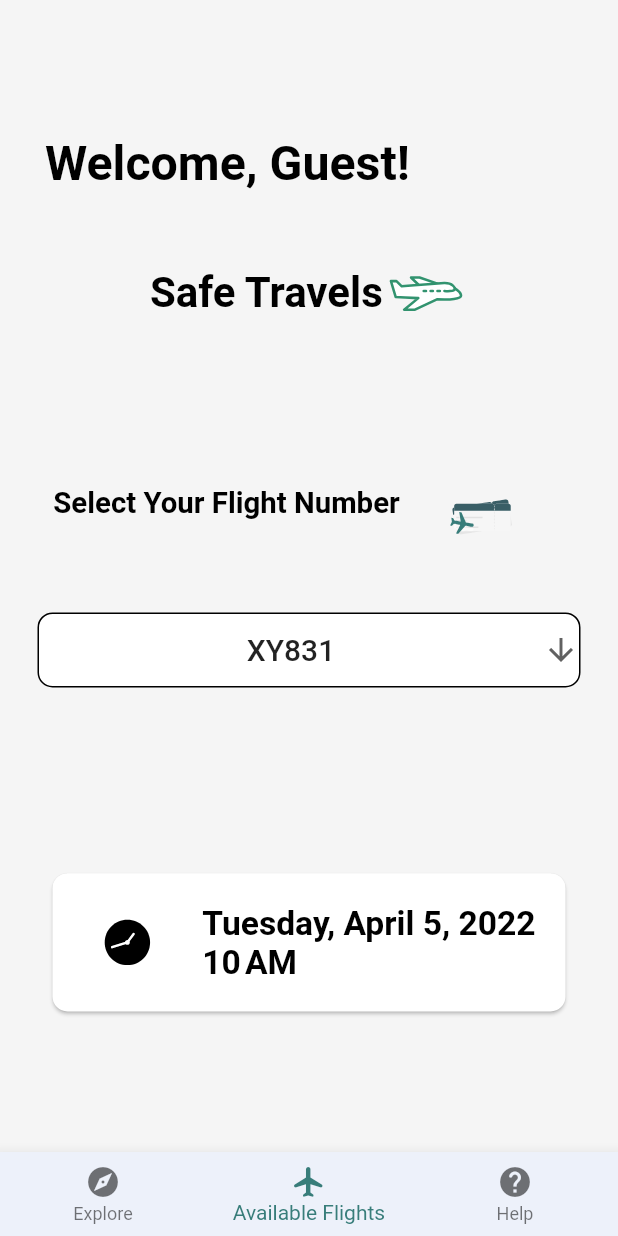
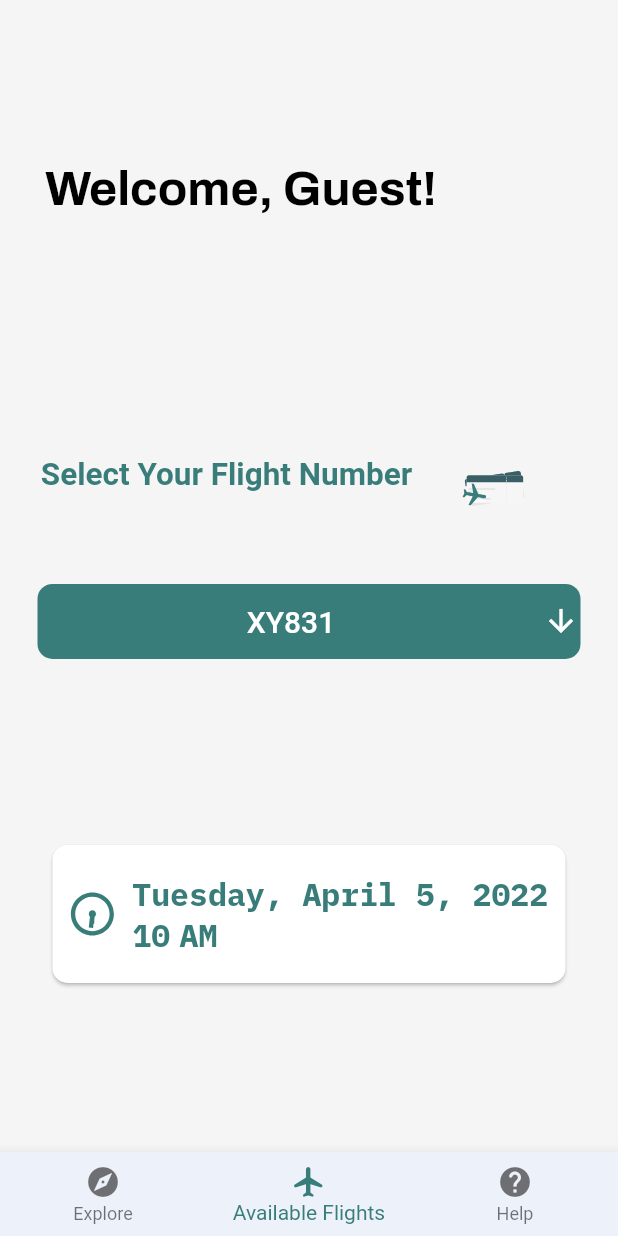
Before and after one commit to HadiAlMarzooq/travelairport, a Flutter app: the screen it shows after launch, after a tap on "Join as a Guest", on a phone screen of 412 x 824 dp. Run offline on Flutter 3.47's test engine with Material 2 defaults, Android fonts, the phone set to English and light mode, and no system bars; our stand-ins replace flutter_svg, google_fonts, hexcolor, lottie, percent_indicator; Roboto replaces fonts that are missing (Arsenal).

Commit message:
ui and font changes

```diff
--- a/lib/main.dart
+++ b/lib/main.dart
@@ -4,6 +4,7 @@ import 'package:hexcolor/hexcolor.dart';
 import 'package:flutter_svg/flutter_svg.dart';
 import 'package:travelairport/widgets/flight.dart';
 import 'package:travelairport/widgets/loggedin.dart';
+import 'package:google_fonts/google_fonts.dart';
 
 void main() {
   runApp(const MyApp());
@@ -48,10 +49,11 @@ class _MyHomePageState extends State<MyHomePage> {
               children: [
                 Lottie.asset('assets/images/logo_airplane.json', height: 80),
                 Text('TravAirPort',
-                    style: TextStyle(
-                        fontSize: 50,
-                        fontWeight: FontWeight.bold,
-                        color: HexColor('32936F'))),
+                    textScaleFactor: 3.6,
+                    style: GoogleFonts.rubik(
+                        textStyle: TextStyle(
+                            fontWeight: FontWeight.bold,
+                            color: HexColor('32936F')))),
               ],
             ),
             Lottie.asset('assets/images/walking_traveler.json', height: 350),
@@ -95,12 +97,13 @@ class _MyHomePageState extends State<MyHomePage> {
                                     const SizedBox(
                                       width: 15,
                                     ),
-                                    const Text(
+                                    Text(
                                       "Join as a Guest",
-                                      textScaleFactor: 1.7,
-                                      style: TextStyle(
-                                          fontWeight: FontWeight.bold,
-                                          color: Colors.white),
+                                      textScaleFactor: 1.8,
+                                      style: GoogleFonts.arsenal(
+                                          textStyle: const TextStyle(
+                                              fontWeight: FontWeight.bold,
+                                              color: Colors.white)),
                                     ),
                                   ],
                                 ),
@@ -138,12 +141,13 @@ class _MyHomePageState extends State<MyHomePage> {
                                     const SizedBox(
                                       width: 10,
                                     ),
-                                    const Text(
+                                    Text(
                                       "Login with Google",
-                                      textScaleFactor: 1.7,
-                                      style: TextStyle(
-                                          fontWeight: FontWeight.bold,
-                                          color: Colors.white),
+                                      textScaleFactor: 1.8,
+                                      style: GoogleFonts.arsenal(
+                                          textStyle: const TextStyle(
+                                              fontWeight: FontWeight.bold,
+                                              color: Colors.white)),
                                     ),
                                   ],
                                 ),
--- a/lib/widgets/availableflight.dart
+++ b/lib/widgets/availableflight.dart
@@ -1,4 +1,5 @@
 import 'package:flutter/material.dart';
+import 'package:google_fonts/google_fonts.dart';
 import 'package:lottie/lottie.dart';
 import 'package:travelairport/widgets/help.dart';
 import 'package:hexcolor/hexcolor.dart';
@@ -8,6 +9,7 @@ import 'package:travelairport/widgets/flight.dart';
 import 'package:travelairport/widgets/dropdownlist.dart';
 import 'package:travelairport/widgets/flightview.dart';
 import 'package:travelairport/widgets/timecard.dart';
+import 'package:google_fonts/google_fonts.dart';
 
 class availableflight extends StatefulWidget {
   const availableflight({Key? key}) : super(key: key);
@@ -28,32 +30,20 @@ class _availableflightState extends State<availableflight> {
               mainAxisSize: MainAxisSize.max,
               children: <Widget>[
                 Row(
-                  children: const [
-                    SizedBox(width: 30),
+                  children: [
+                    const SizedBox(width: 30),
                     Text(
                       'Welcome, Guest!',
                       textScaleFactor: 2.3,
-                      style: TextStyle(
-                          fontWeight: FontWeight.bold, color: Colors.black),
+                      style: GoogleFonts.archivo(
+                          textStyle: const TextStyle(
+                              fontWeight: FontWeight.bold,
+                              color: Colors.black)),
                     ),
                   ],
                 ),
                 const SizedBox(
-                  height: 50,
-                ),
-                Row(
-                  mainAxisAlignment: MainAxisAlignment.center,
-                  children: [
-                    const Text("Safe Travels",
-                        textScaleFactor: 2.0,
-                        style: TextStyle(
-                            fontWeight: FontWeight.bold, color: Colors.black)),
-                    Lottie.asset("assets/images/animated_airplane_2.json",
-                        height: 35),
-                  ],
-                ),
-                const SizedBox(
-                  height: 100,
+                  height: 150,
                 ),
                 const Padding(
                   padding: EdgeInsets.fromLTRB(25, 0, 25, 0),
--- a/lib/widgets/dropdownlist.dart
+++ b/lib/widgets/dropdownlist.dart
@@ -1,8 +1,10 @@
 import 'package:flutter/material.dart';
+import 'package:hexcolor/hexcolor.dart';
 import 'package:lottie/lottie.dart';
 import 'flight.dart';
 import 'loggedin.dart';
 import 'flightview.dart';
+import 'package:google_fonts/google_fonts.dart';
 
 class dropdownlist extends StatefulWidget {
   const dropdownlist({Key? key}) : super(key: key);
@@ -44,11 +46,12 @@ class _dropdownlistState extends State<dropdownlist> {
         Row(
           mainAxisAlignment: MainAxisAlignment.center,
           children: [
-            const Text(
+            Text(
               'Select Your Flight Number',
-              textScaleFactor: 1.4,
-              style:
-                  TextStyle(fontWeight: FontWeight.bold, color: Colors.black),
+              textScaleFactor: 1.5,
+              style: GoogleFonts.arsenal(
+                  textStyle: TextStyle(
+                      fontWeight: FontWeight.bold, color: HexColor('387D7A'))),
             ),
             Lottie.asset('assets/images/animated_airplane.json', width: 110)
           ],
@@ -57,18 +60,21 @@ class _dropdownlistState extends State<dropdownlist> {
           height: 50,
         ),
         Container(
-          decoration: const ShapeDecoration(
-            color: Colors.white,
-            shape: RoundedRectangleBorder(
-              side: BorderSide(width: 1.0, style: BorderStyle.solid),
+          decoration: ShapeDecoration(
+            color: HexColor("387D7A"),
+            shape: const RoundedRectangleBorder(
+              side: BorderSide(width: 1.0, style: BorderStyle.none),
               borderRadius: BorderRadius.all(Radius.circular(10.0)),
             ),
           ),
           child: DropdownButton<String>(
             isExpanded: true,
-            dropdownColor: Colors.white,
+            dropdownColor: HexColor("387D7A"),
             value: dropdownValue,
-            icon: const Icon(Icons.arrow_downward),
+            icon: const Icon(
+              Icons.arrow_downward,
+              color: Colors.white,
+            ),
             elevation: 16,
             style: Theme.of(context).textTheme.headline6,
             underline: Container(
@@ -90,7 +96,11 @@ class _dropdownlistState extends State<dropdownlist> {
             items: getStrings().map<DropdownMenuItem<String>>((String value) {
               return DropdownMenuItem<String>(
                 value: value,
-                child: Center(child: Text(value)),
+                child: Center(
+                    child: Text(
+                  value,
+                  style: const TextStyle(color: Colors.white),
+                )),
               );
             }).toList(),
           ),
--- a/lib/widgets/timecard.dart
+++ b/lib/widgets/timecard.dart
@@ -1,6 +1,9 @@
 import 'package:flutter/material.dart';
+import 'package:google_fonts/google_fonts.dart';
+import 'package:hexcolor/hexcolor.dart';
 import 'package:intl/intl.dart';
 import 'package:lottie/lottie.dart';
+import 'package:google_fonts/google_fonts.dart';
 
 class timecard extends StatefulWidget {
   final DateTime fl;
@@ -30,15 +33,17 @@ class _timecardState extends State<timecard> {
             child: Row(
               mainAxisAlignment: MainAxisAlignment.spaceEvenly,
               children: [
-                Lottie.asset('assets/images/clock.json', height: 60),
+                Lottie.asset('assets/images/clock.json', width: 30),
                 Center(
                     child: Text(
                   DateFormat.yMMMMEEEEd().format(fl) +
                       '\n' +
                       DateFormat.j().format(fl),
-                  textScaleFactor: 1.6,
-                  style: const TextStyle(
-                      fontWeight: FontWeight.bold, color: Colors.black),
+                  textScaleFactor: 1.5,
+                  style: GoogleFonts.ibmPlexMono(
+                      textStyle: TextStyle(
+                          fontWeight: FontWeight.bold,
+                          color: HexColor("387D7A"))),
                 )),
               ],
             ),
--- a/pubspec.yaml
+++ b/pubspec.yaml
@@ -39,6 +39,7 @@ dependencies:
   flutter_svg: ^1.0.3
   lottie: ^1.2.2
   percent_indicator: ^4.0.0
+  google_fonts: 2.1.1
 
 dev_dependencies:
   flutter_test:
```
Also changed, not shown: assets/images/clock.json (+1 -1 lines), lib/widgets/flightview.dart (+12 -7 lines), lib/widgets/help.dart (+31 -28 lines), pubspec.lock.
